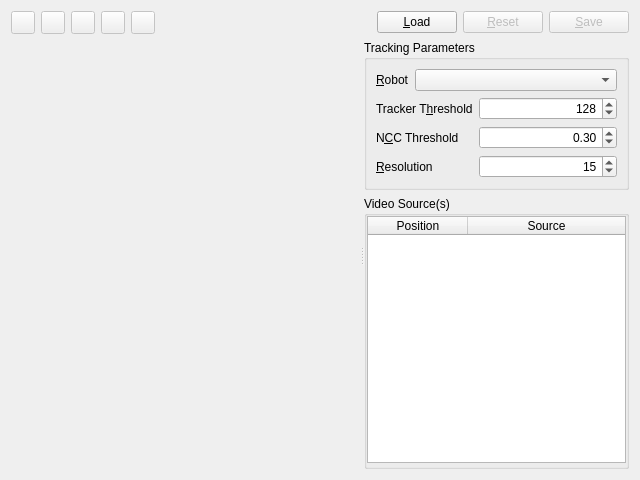
Old version of the form app/src/tools/gui/TrackRobotToolWidget.ui in the repository dysonltd-zz/gts.
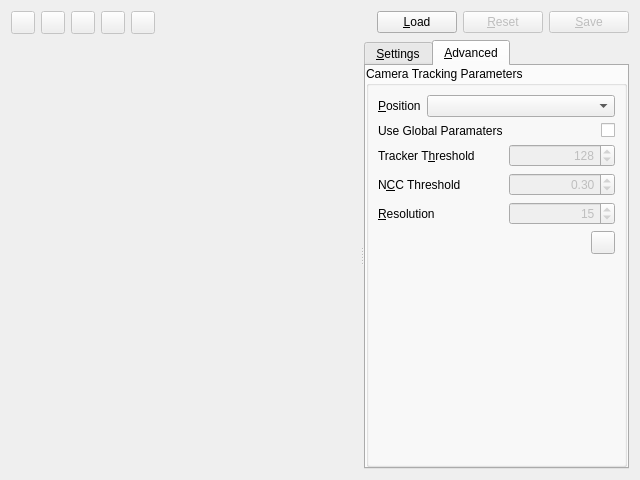
New version of the form. The open tabs and pages were chosen to show the change. Icons and pictures are not drawn. Custom widgets are drawn as their Qt base class.

Commit message: Fix for #425 (Tracking parameters should be per-camera)

```diff
--- a/app/src/tools/gui/TrackRobotToolWidget.ui
+++ b/app/src/tools/gui/TrackRobotToolWidget.ui
@@ -233,32 +233,33 @@
         <height>0</height>
        </size>
       </property>
-      <property name="frameShape">
-       <enum>QFrame::NoFrame</enum>
-      </property>
-      <property name="frameShadow">
-       <enum>QFrame::Plain</enum>
-      </property>
-      <property name="lineWidth">
+      <layout class="QHBoxLayout" name="horizontalLayout_5">
+       <property name="spacing">
+        <number>0</number>
+       </property>
+       <property name="margin">
+        <number>0</number>
+       </property>
+       <item>
+        <widget class="QTabWidget" name="m_optionsTabs">
+         <property name="maximumSize">
+          <size>
+           <width>16777215</width>
+           <height>16777215</height>
+          </size>
+         </property>
+         <property name="currentIndex">
        <number>0</number>
       </property>
+         <widget class="QWidget" name="m_globalParamsPage">
+          <attribute name="title">
+           <string>&amp;Settings</string>
+          </attribute>
       <layout class="QVBoxLayout" name="verticalLayout_2">
        <property name="margin">
         <number>0</number>
        </property>
        <item>
-        <widget class="QGroupBox" name="m_globalParamsGroup">
-         <property name="sizePolicy">
-          <sizepolicy hsizetype="Preferred" vsizetype="Preferred">
-           <horstretch>1</horstretch>
-           <verstretch>0</verstretch>
-          </sizepolicy>
-         </property>
-         <property name="title">
-          <string>Tracking Parameters</string>
-         </property>
-         <layout class="QVBoxLayout" name="verticalLayout">
-          <item>
            <layout class="QHBoxLayout" name="horizontalLayout_2">
             <item>
              <widget class="QLabel" name="label">
@@ -283,6 +284,18 @@
            </layout>
           </item>
           <item>
+            <widget class="QGroupBox" name="m_globalParamsGroup">
+             <property name="sizePolicy">
+              <sizepolicy hsizetype="Preferred" vsizetype="Preferred">
+               <horstretch>1</horstretch>
+               <verstretch>0</verstretch>
+              </sizepolicy>
+             </property>
+             <property name="title">
+              <string>Global Tracking Parameters</string>
+             </property>
+             <layout class="QVBoxLayout" name="verticalLayout">
+              <item>
            <layout class="QFormLayout" name="formLayout">
             <item row="0" column="0">
              <widget class="QLabel" name="label_5">
@@ -479,6 +492,254 @@
            </widget>
           </item>
          </layout>
+            </widget>
+           </item>
+          </layout>
+         </widget>
+         <widget class="QWidget" name="m_cameraParamsPage">
+          <attribute name="title">
+           <string>&amp;Advanced</string>
+          </attribute>
+          <layout class="QVBoxLayout" name="verticalLayout_21">
+           <property name="margin">
+            <number>0</number>
+           </property>
+           <item>
+            <widget class="QGroupBox" name="m_cameraParamsGroup">
+             <property name="sizePolicy">
+              <sizepolicy hsizetype="Preferred" vsizetype="Preferred">
+               <horstretch>1</horstretch>
+               <verstretch>0</verstretch>
+              </sizepolicy>
+             </property>
+             <property name="title">
+              <string>Camera Tracking Parameters</string>
+             </property>
+             <layout class="QVBoxLayout" name="verticalLayout_22">
+              <item>
+               <layout class="QHBoxLayout" name="horizontalLayout_21">
+                <item>
+                 <widget class="QLabel" name="label_21">
+                  <property name="text">
+                   <string>&amp;Position</string>
+                  </property>
+                  <property name="buddy">
+                   <cstring>m_positionCombo</cstring>
+                  </property>
+                 </widget>
+                </item>
+                <item>
+                 <widget class="QComboBox" name="m_positionCombo">
+                  <property name="sizePolicy">
+                   <sizepolicy hsizetype="Expanding" vsizetype="Fixed">
+                    <horstretch>0</horstretch>
+                    <verstretch>0</verstretch>
+                   </sizepolicy>
+                  </property>
+                 </widget>
+                </item>
+               </layout>
+              </item>
+              <item>
+               <layout class="QFormLayout" name="formLayout_21">
+                <item row="0" column="0">
+                 <widget class="QLabel" name="label_51">
+                  <property name="minimumSize">
+                   <size>
+                    <width>70</width>
+                    <height>0</height>
+                   </size>
+                  </property>
+                  <property name="text">
+                   <string>Use Global Paramaters</string>
+                  </property>
+                  <property name="buddy">
+                   <cstring>m_useGlobal</cstring>
+                  </property>
+                 </widget>
+                </item>
+                <item row="0" column="1">
+                 <widget class="QCheckBox" name="m_useGlobal">
+                  <property name="enabled">
+                   <bool>true</bool>
+                  </property>
+                  <property name="layoutDirection">
+                   <enum>Qt::RightToLeft</enum>
+                  </property>
+                 </widget>
+                </item>
+                <item row="1" column="0">
+                 <widget class="QLabel" name="label_52">
+                  <property name="minimumSize">
+                   <size>
+                    <width>70</width>
+                    <height>0</height>
+                   </size>
+                  </property>
+                  <property name="text">
+                   <string>Tracker T&amp;hreshold</string>
+                  </property>
+                  <property name="buddy">
+                   <cstring>m_trackerThresholdSpinBox</cstring>
+                  </property>
+                 </widget>
+                </item>
+                <item row="1" column="1">
+                 <widget class="QSpinBox" name="m_camTrackerThresholdSpinBox">
+                  <property name="enabled">
+                   <bool>false</bool>
+                  </property>
+                  <property name="toolTip">
+                   <string>&lt;head/&gt;&lt;body&gt;
+&lt;p&gt;Bi-level threshold used for orientation determination.&lt;/p&gt;&lt;/body&gt;&lt;/html&gt;</string>
+                  </property>
+                  <property name="alignment">
+                   <set>Qt::AlignRight|Qt::AlignTrailing|Qt::AlignVCenter</set>
+                  </property>
+                  <property name="suffix">
+                   <string/>
+                  </property>
+                  <property name="minimum">
+                   <number>0</number>
+                  </property>
+                  <property name="maximum">
+                   <number>255</number>
+                  </property>
+                  <property name="value">
+                   <number>128</number>
+                  </property>
+                 </widget>
+                </item>
+                <item row="2" column="0">
+                 <widget class="QLabel" name="label_31">
+                  <property name="text">
+                   <string>N&amp;CC Threshold</string>
+                  </property>
+                  <property name="buddy">
+                   <cstring>m_camNccThresholdSpinBox</cstring>
+                  </property>
+                 </widget>
+                </item>
+                <item row="2" column="1">
+                 <widget class="QDoubleSpinBox" name="m_camNccThresholdSpinBox">
+                  <property name="enabled">
+                   <bool>false</bool>
+                  </property>
+                  <property name="toolTip">
+                   <string>&lt;head/&gt;
+&lt;body&gt;
+&lt;p&gt;Normalised Cross Correlation threshold for tracking [0...1]&lt;/p&gt;
+&lt;/body&gt;</string>
+                  </property>
+                  <property name="alignment">
+                   <set>Qt::AlignRight|Qt::AlignTrailing|Qt::AlignVCenter</set>
+                  </property>
+                  <property name="minimum">
+                   <double>-1.000000000000000</double>
+                  </property>
+                  <property name="maximum">
+                   <double>1.000000000000000</double>
+                  </property>
+                  <property name="singleStep">
+                   <double>0.010000000000000</double>
+                  </property>
+                  <property name="value">
+                   <double>0.300000000000000</double>
+                  </property>
+                 </widget>
+                </item>
+                <item row="3" column="0">
+                 <widget class="QLabel" name="label_22">
+                  <property name="toolTip">
+                   <string>&lt;!DOCTYPE HTML PUBLIC &quot;-//W3C//DTD HTML 4.0//EN&quot; &quot;http://www.w3.org/TR/REC-html40/strict.dtd&quot;&gt;
+&lt;html&gt;&lt;head&gt;&lt;meta name=&quot;qrichtext&quot; content=&quot;1&quot; /&gt;&lt;style type=&quot;text/css&quot;&gt;
+p, li { white-space: pre-wrap; }
+&lt;/style&gt;&lt;/head&gt;&lt;body style=&quot; font-family:'MS Shell Dlg 2'; font-size:8.25pt; font-weight:400; font-style:normal;&quot;&gt;
+&lt;p style=&quot; margin-top:0px; margin-bottom:0px; margin-left:0px; margin-right:0px; -qt-block-indent:0; text-indent:0px;&quot;&gt;&lt;span style=&quot; font-size:8pt;&quot;&gt;This is the number of pixels that an individual target square is mapped to.&lt;/span&gt;&lt;/p&gt;
+&lt;p style=&quot; margin-top:0px; margin-bottom:0px; margin-left:0px; margin-right:0px; -qt-block-indent:0; text-indent:0px;&quot;&gt;&lt;span style=&quot; font-size:8pt;&quot;&gt;Too big = SLOW&lt;/span&gt;&lt;/p&gt;
+&lt;p style=&quot; margin-top:0px; margin-bottom:0px; margin-left:0px; margin-right:0px; -qt-block-indent:0; text-indent:0px;&quot;&gt;&lt;span style=&quot; font-size:8pt;&quot;&gt;Too small = tracking failure&lt;/span&gt;&lt;/p&gt;&lt;/body&gt;&lt;/html&gt;</string>
+                  </property>
+                  <property name="text">
+                   <string>&amp;Resolution</string>
+                  </property>
+                  <property name="buddy">
+                   <cstring>m_camResolutionSpinBox</cstring>
+                  </property>
+                 </widget>
+                </item>
+                <item row="3" column="1">
+                 <widget class="QSpinBox" name="m_camResolutionSpinBox">
+                  <property name="enabled">
+                   <bool>false</bool>
+                  </property>
+                  <property name="toolTip">
+                   <string>&lt;p&gt;The size in pixels to be used to represent one square of the target. Larger means more accurate (up to a point) but slower.&lt;/p&gt;</string>
+                  </property>
+                  <property name="alignment">
+                   <set>Qt::AlignRight|Qt::AlignTrailing|Qt::AlignVCenter</set>
+                  </property>
+                  <property name="value">
+                   <number>15</number>
+                  </property>
+                 </widget>
+                </item>
+               </layout>
+              </item>
+              <item>
+               <layout class="QHBoxLayout" name="horizontalLayout_31">
+                <item>
+                 <spacer name="horizontalSpacer_2">
+                  <property name="orientation">
+                   <enum>Qt::Horizontal</enum>
+                  </property>
+                  <property name="sizeType">
+                   <enum>QSizePolicy::Expanding</enum>
+                  </property>
+                  <property name="sizeHint" stdset="0">
+                   <size>
+                    <width>5</width>
+                    <height>20</height>
+                   </size>
+                  </property>
+                 </spacer>
+                </item>
+                <item>
+                 <widget class="QToolButton" name="btnSave">
+                  <property name="enabled">
+                   <bool>true</bool>
+                  </property>
+                  <property name="text">
+                   <string/>
+                  </property>
+                  <property name="icon">
+                   <iconset resource="../../res/resources.qrc">
+                    <normaloff>:/apply.png</normaloff>:/apply.png</iconset>
+                  </property>
+                 </widget>
+                </item>
+               </layout>
+              </item>
+              <item>
+               <spacer name="verticalSpacer_2">
+                <property name="orientation">
+                 <enum>Qt::Vertical</enum>
+                </property>
+                <property name="sizeType">
+                 <enum>QSizePolicy::Expanding</enum>
+                </property>
+                <property name="sizeHint" stdset="0">
+                 <size>
+                  <width>5</width>
+                  <height>20</height>
+                 </size>
+                </property>
+               </spacer>
+              </item>
+             </layout>
+            </widget>
+           </item>
+          </layout>
+         </widget>
         </widget>
        </item>
       </layout>
```
Left out of the diff: 2 changed lines with no effect on the pictures. Lines whose indentation alone changed are shown as unchanged. The commit also changes 15 other files.
